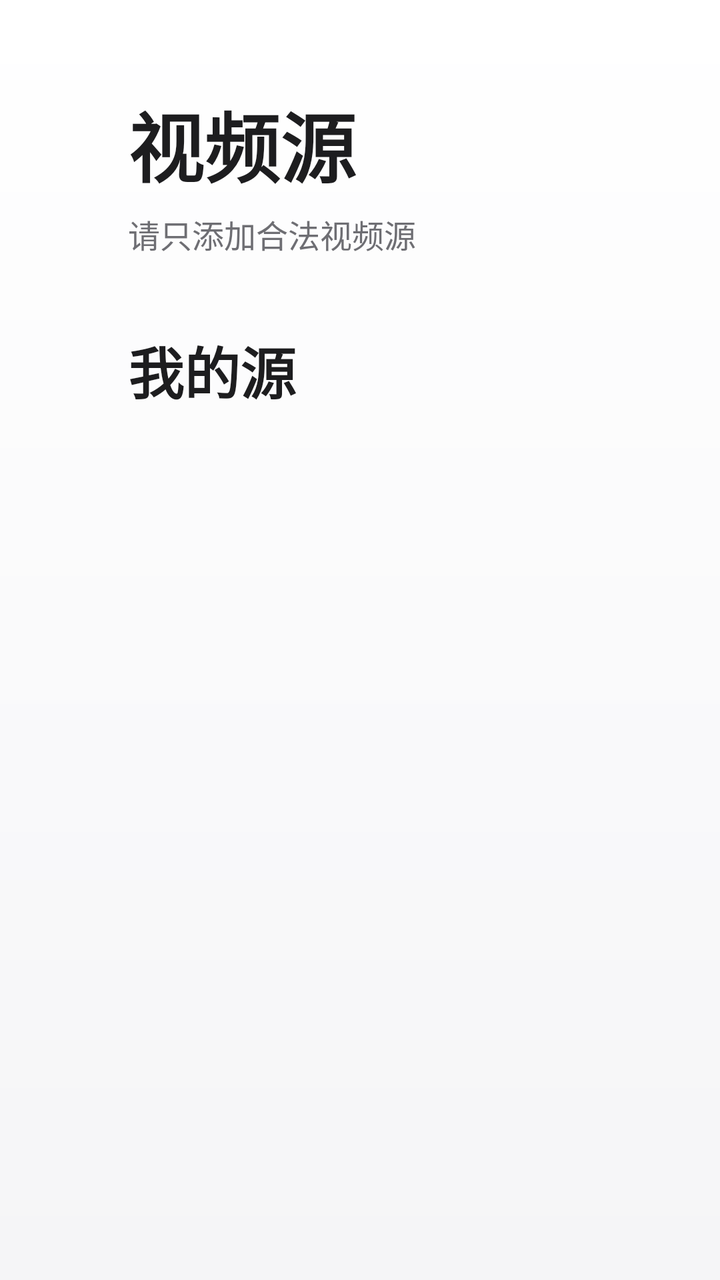
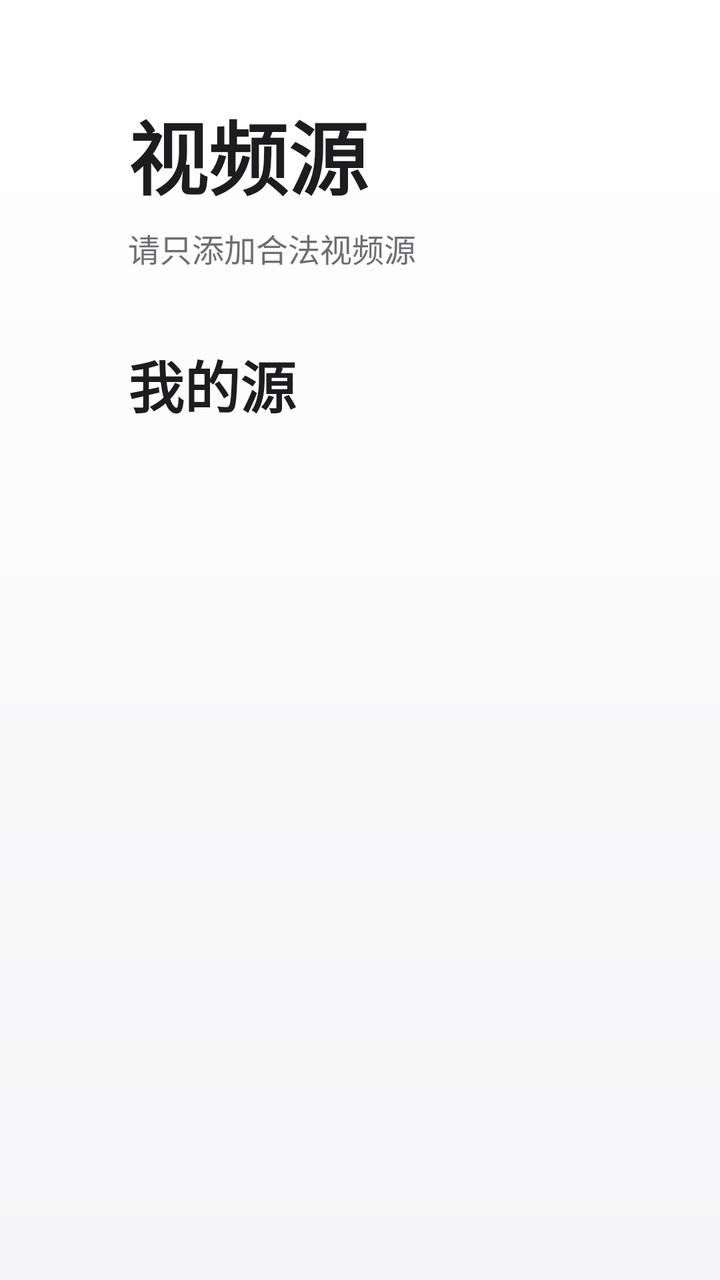

Screens rendered from an Android XML layout before and after an edit, with the pre-edit source and the edit as a unified diff.
<!-- AndroidManifest.xml: application theme Theme.JizaiTvBrowser -->
<!-- res/layout/view_videosource.xml -->
<?xml version="1.0" encoding="utf-8"?>
<ScrollView xmlns:android="http://schemas.android.com/apk/res/android"
    android:layout_width="match_parent"
    android:layout_height="match_parent"
    android:fillViewport="true"
    android:background="@drawable/bg_root"
    android:scrollbars="none">

    <LinearLayout
        android:layout_width="match_parent"
        android:layout_height="wrap_content"
        android:orientation="vertical"
        android:clipChildren="false"
        android:paddingLeft="64dp"
        android:paddingRight="64dp"
        android:paddingTop="44dp"
        android:paddingBottom="64dp">

        
        <TextView
            android:layout_width="wrap_content"
            android:layout_height="wrap_content"
            android:text="@string/video_title"
            android:textSize="38sp"
            android:textStyle="bold"
            android:textColor="@color/ink" />

        <TextView
            android:layout_width="wrap_content"
            android:layout_height="wrap_content"
            android:text="@string/video_legal_notice"
            android:textSize="16sp"
            android:textColor="@color/muted"
            android:layout_marginTop="6dp" />

        
        <TextView
            android:layout_width="wrap_content"
            android:layout_height="wrap_content"
            android:text="@string/video_my_sources"
            android:textSize="28sp"
            android:textStyle="bold"
            android:textColor="@color/ink"
            android:layout_marginTop="36dp" />

        <HorizontalScrollView
            android:layout_width="match_parent"
            android:layout_height="wrap_content"
            android:layout_marginTop="12dp"
            android:clipChildren="false"
            android:clipToPadding="false"
            android:padding="10dp"
            android:scrollbars="none">

            <LinearLayout
                android:id="@+id/sourceRow"
                android:layout_width="wrap_content"
                android:layout_height="wrap_content"
                android:orientation="horizontal"
                android:clipChildren="false" />
        </HorizontalScrollView>

        
        <TextView
            android:id="@+id/contentTitle"
            android:layout_width="wrap_content"
            android:layout_height="wrap_content"
            android:textSize="28sp"
            android:textStyle="bold"
            android:textColor="@color/ink"
            android:layout_marginTop="32dp" />

        <GridLayout
            android:id="@+id/contentGrid"
            android:layout_width="match_parent"
            android:layout_height="wrap_content"
            android:columnCount="4"
            android:clipChildren="false"
            android:layout_marginTop="12dp" />

        <TextView
            android:id="@+id/emptyView"
            android:layout_width="match_parent"
            android:layout_height="wrap_content"
            android:textSize="20sp"
            android:textColor="@color/faint"
            android:lineSpacingExtra="8dp"
            android:padding="24dp"
            android:visibility="gone" />
    </LinearLayout>
</ScrollView>
<!-- resources referenced by this layout -->
<resources>
  <color name="faint">#A1A1A6</color>
  <color name="ink">#1D1D1F</color>
  <color name="muted">#6E6E73</color>
  <!-- drawable bg_root (drawable) -->
  <?xml version="1.0" encoding="utf-8"?>
  <shape xmlns:android="http://schemas.android.com/apk/res/android" android:shape="rectangle">
      <gradient
          android:angle="270"
          android:startColor="@color/bg_top"
          android:endColor="@color/bg" />
  </shape>
  <string name="video_legal_notice">请只添加合法视频源</string>
  <string name="video_my_sources">我的源</string>
  <string name="video_title">视频源</string>
  <style name="Theme.JizaiTvBrowser" parent="@android:style/Theme.Material.NoActionBar">
          <item name="android:windowBackground">@color/bg</item>
          <item name="android:colorBackground">@color/bg</item>
          <item name="android:textColor">@color/ink</item>
          <item name="android:textColorHint">@color/muted</item>
      </style>
  <color name="bg_top">#FFFFFF</color>
  <color name="bg">#F5F5F7</color>
</resources>

<!-- the commit's change to res/layout/view_videosource.xml (unified diff, before → after) -->
@@ -13,7 +13,7 @@
         android:clipChildren="false"
         android:paddingLeft="64dp"
         android:paddingRight="64dp"
-        android:paddingTop="44dp"
+        android:paddingTop="48dp"
         android:paddingBottom="64dp">
 
         
@@ -21,7 +21,7 @@
             android:layout_width="wrap_content"
             android:layout_height="wrap_content"
             android:text="@string/video_title"
-            android:textSize="38sp"
+            android:textSize="40sp"
             android:textStyle="bold"
             android:textColor="@color/ink" />
 
